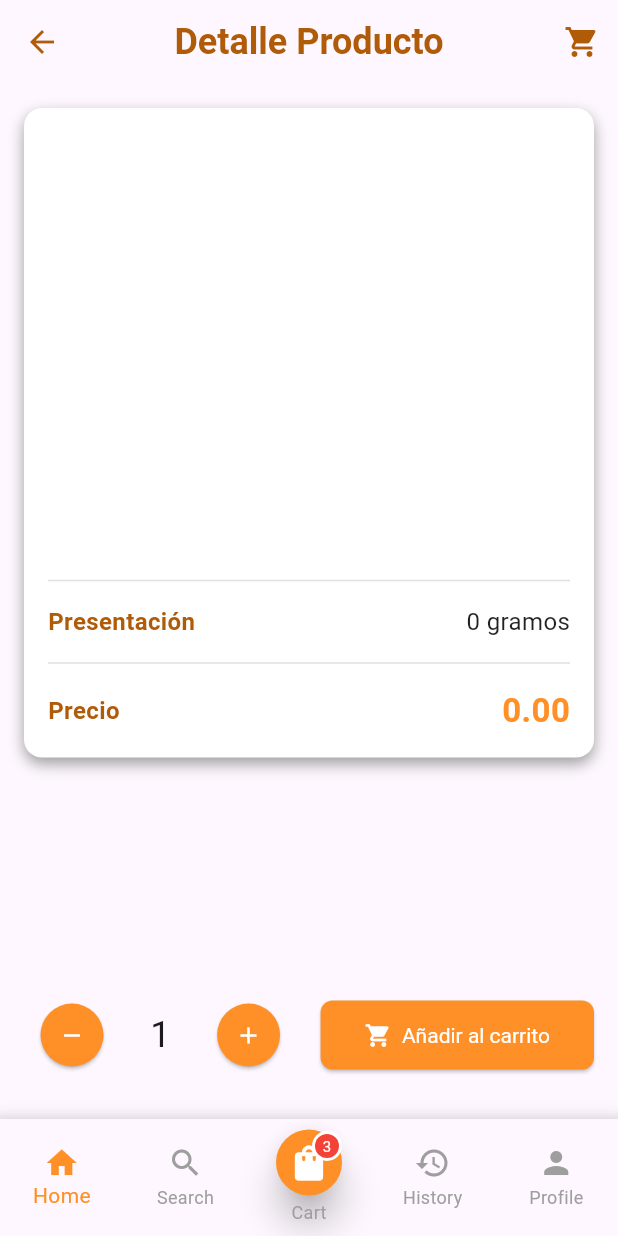
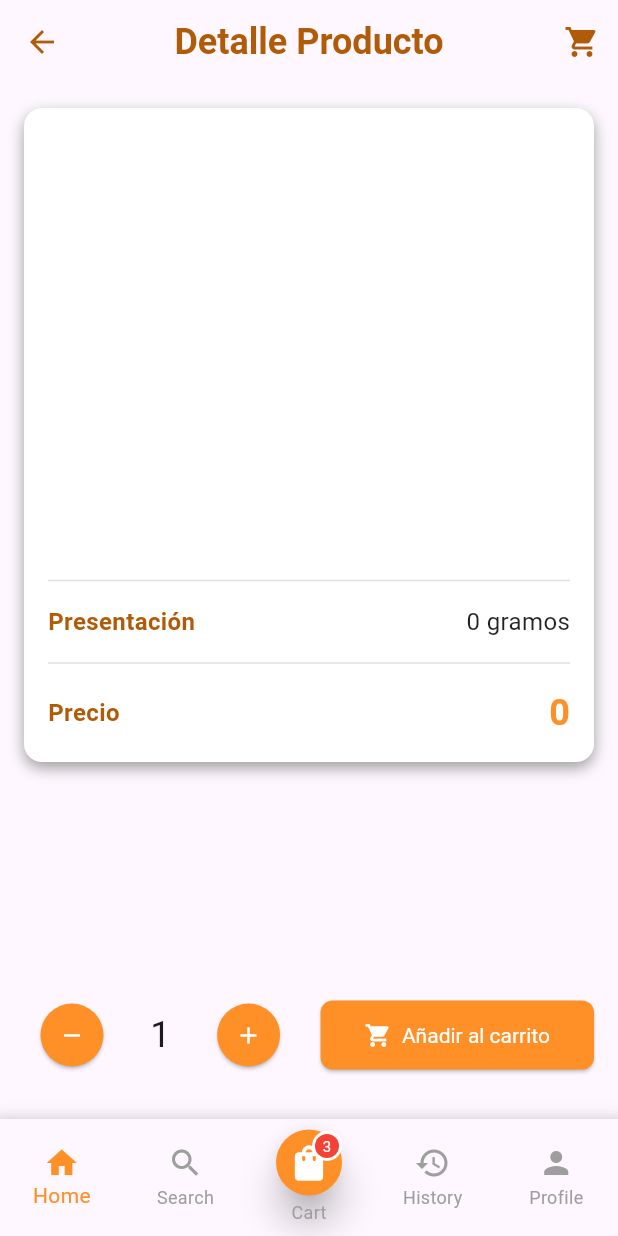
Before and after one commit to manuelenrq9/GoDeliveryApp_Naranja, a Flutter app: the ProductDetailScreen screen opened directly with empty values, on a phone screen of 412 x 824 dp. Run offline on Flutter 3.47's test engine with Material 3 defaults, Android fonts, the phone set to English and light mode, and no system bars; drawn by our look-alikes of carousel_slider; our stand-ins replace cached_network_image, connectivity_plus, flutter_slidable, photo_view, shared_preferences; accounts and stored records are empty.

```diff
--- a/lib/features/discount/discount_logic.dart
+++ b/lib/features/discount/discount_logic.dart
@@ -8,11 +8,9 @@ num getDiscountedPrice(num price, Discount? discount) {
 
   // Verificar si el descuento es válido (dentro de las fechas de validez)
   final currentDate = DateTime.now();
-
   if (currentDate.isAfter(discount.initDate) &&
       currentDate.isBefore(discount.expireDate)) {
     // Descuento válido, aplicar el descuento
-
     double discountPercentage = discount.percentage;
     double discountedPrice = price / (1 + discountPercentage);
     return discountedPrice;
--- a/lib/features/discount/discount_price_display.dart
+++ b/lib/features/discount/discount_price_display.dart
@@ -33,6 +33,7 @@ class DiscountPriceDisplay extends StatelessWidget {
 
         // Si hay datos, verificamos el descuento y calculamos el precio
         Discount discount = snapshot.data!;
+
         // Validamos si el descuento es válido
         num discountedPrice = getDiscountedPrice(specialPrice, discount);
 
--- a/lib/features/product/presentation/pages/product_detail.dart
+++ b/lib/features/product/presentation/pages/product_detail.dart
@@ -3,7 +3,6 @@ import 'package:carousel_slider/carousel_slider.dart';
 import 'package:flutter/material.dart';
 import 'package:godeliveryapp_naranja/core/navbar.dart';
 import 'package:godeliveryapp_naranja/core/widgets/button_add_cart_detail.dart';
-import 'package:godeliveryapp_naranja/features/discount/discount_price_display.dart';
 import 'package:godeliveryapp_naranja/features/product/domain/product.dart';
 import 'package:godeliveryapp_naranja/features/shopping_cart/presentation/pages/cart_screen.dart';
 import 'package:godeliveryapp_naranja/core/loading_screen.dart';
@@ -233,33 +232,28 @@ class _ProductDetailScreenState extends State<ProductDetailScreen> {
                   const SizedBox(height: 8),
                   Divider(color: Colors.grey[300]),
                   const SizedBox(height: 8),
-                  DiscountPriceDisplay(
-                      specialPrice: widget.product.price,
-                      discountId: widget.product.discount,
-                      currency: widget.product.currency,
-                    ),
-                  // // Precio con estilo destacado
-                  // Row(
-                  //   mainAxisAlignment: MainAxisAlignment.spaceBetween,
-                  //   children: [
-                  //     const Text(
-                  //       'Precio',
-                  //       style: TextStyle(
-                  //         fontSize: 16,
-                  //         color: Color.fromARGB(255, 175, 91, 7),
-                  //         fontWeight: FontWeight.bold,
-                  //       ),
-                  //     ),
-                  //     Text(
-                  //       '${widget.product.currency} ${price}',
-                  //       style: const TextStyle(
-                  //         fontSize: 24,
-                  //         color: Color(0xFFFF9027),
-                  //         fontWeight: FontWeight.bold,
-                  //       ),
-                  //     ),
-                  //   ],
-                  // ),
+                  // Precio con estilo destacado
+                  Row(
+                    mainAxisAlignment: MainAxisAlignment.spaceBetween,
+                    children: [
+                      const Text(
+                        'Precio',
+                        style: TextStyle(
+                          fontSize: 16,
+                          color: Color.fromARGB(255, 175, 91, 7),
+                          fontWeight: FontWeight.bold,
+                        ),
+                      ),
+                      Text(
+                        '${widget.product.currency} ${price}',
+                        style: const TextStyle(
+                          fontSize: 24,
+                          color: Color(0xFFFF9027),
+                          fontWeight: FontWeight.bold,
+                        ),
+                      ),
+                    ],
+                  ),
                 ],
               ),
             ),
--- a/lib/features/shopping_cart/presentation/widgets/add_to_cart.dart
+++ b/lib/features/shopping_cart/presentation/widgets/add_to_cart.dart
@@ -28,7 +28,7 @@ class AddToCartLogic {
         quantity: quantity,
         isCombo: false,
         currency: product.currency,
-        discount: product.discount,
+        discount: null,
       );
 
       // Añadir el producto al carrito
--- a/lib/features/shopping_cart/presentation/widgets/cart_item.dart
+++ b/lib/features/shopping_cart/presentation/widgets/cart_item.dart
@@ -114,7 +114,7 @@ class _CartItemState extends State<CartItem> {
                       ),
                     ),
                   Text(
-                    '${widget.data.currency} ${((discountedPrice ?? widget.data.price) * widget.data.quantity).toStringAsFixed(2)}',
+                    '${widget.data.currency} ${(discountedPrice ?? widget.data.price) * widget.data.quantity}',
                     style: const TextStyle(
                       fontSize: 14,
                       fontWeight: FontWeight.bold,
```
Also changed, not shown: lib/features/product/presentation/widgets/product_card.dart (+19 -5 lines).
